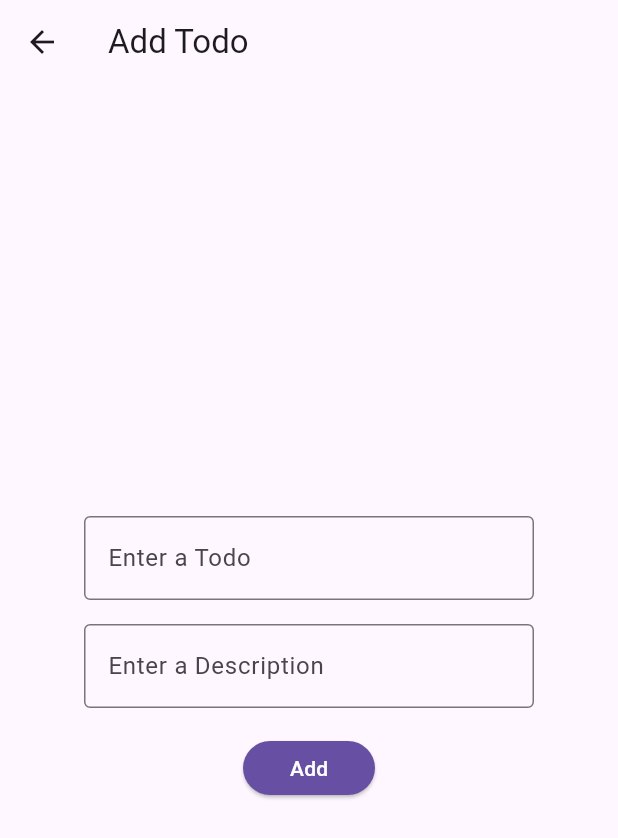
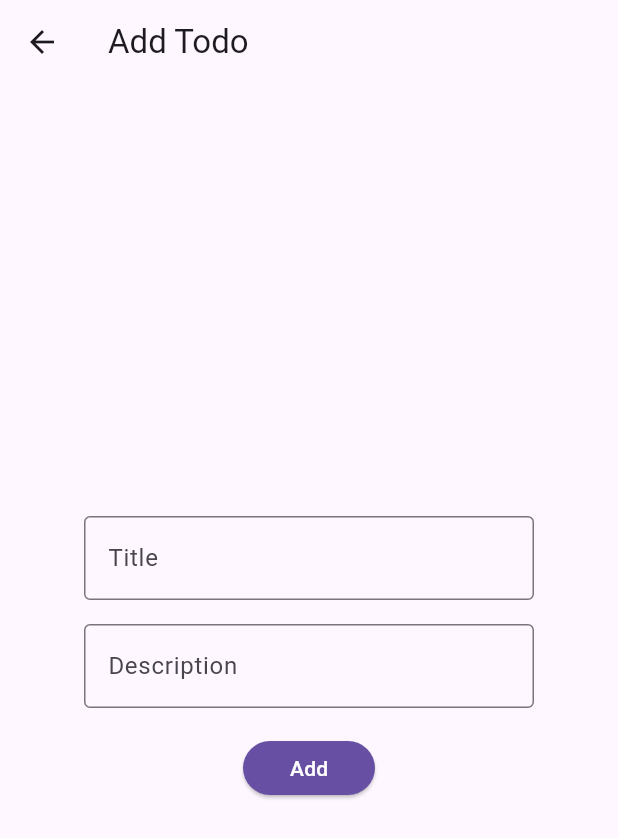
Before and after one commit to ASHUdev05/ToDo, a Flutter app: the screen it shows after launch, after a tap on the "add" icon, on a phone screen of 412 x 824 dp. Shown: the top 838 px of the screen. Run offline on Flutter 3.47's test engine with Material 3 defaults, Android fonts, the light colour scheme and no system bars; our stand-ins replace sqflite; accounts and stored records are empty.

Commit message:
Now supports mark as completed (:

```diff
--- a/lib/model/todo.dart
+++ b/lib/model/todo.dart
@@ -2,11 +2,13 @@ class Todo {
   final String id;
   final String title;
   final String description;
+  late bool isCompleted;
 
-  const Todo({
+  Todo({
     required this.id,
     required this.title,
     required this.description,
+    required this.isCompleted,
   });
 
   Map<String, Object?> toMap() {
@@ -14,6 +16,7 @@ class Todo {
       'id': id,
       'title': title,
       'description': description,
+      'isCompleted': isCompleted ? 1 : 0,
     };
   }
 
@@ -21,6 +24,6 @@ class Todo {
   // each dog when using the print statement.
   @override
   String toString() {
-    return 'Todo{id: $id, title: $title, description: $description}';
+    return 'Todo{id: $id, title: $title, description: $description, isCompleted: $isCompleted}';
   }
 }
--- a/lib/model/todo_db.dart
+++ b/lib/model/todo_db.dart
@@ -19,10 +19,15 @@ class TodoDatabase {
       join(getDatabasesPath().toString(), 'todo_database.db'),
       onCreate: (db, version) {
         return db.execute(
-          'CREATE TABLE todos(id TEXT PRIMARY KEY, title TEXT, description TEXT)',
+          'CREATE TABLE todos(id TEXT PRIMARY KEY, title TEXT, description TEXT, isCompleted INTEGER)',
         );
       },
-      version: 1,
+      onUpgrade: (db, oldVersion, newVersion) {
+        if (oldVersion < 2) {
+          db.execute('ALTER TABLE todos ADD COLUMN isCompleted INTEGER DEFAULT 0');
+        }
+      },
+      version: 2,
     );
   }
 
@@ -37,15 +42,15 @@ class TodoDatabase {
 
   Future<List<Todo>> getTodos() async {
     final db = await database;
-    final List<Map<String, Object?>> todoMaps = await db.query('todos');
-    return [
-      for (final {
-      'id': id as String,
-      'title': title as String,
-      'description': description as String,
-      } in todoMaps)
-        Todo(id: id, title: title, description: description),
-    ];
+    final List<Map<String, dynamic>> todoMaps = await db.query('todos');
+    return List.generate(todoMaps.length, (i) {
+      return Todo(
+        id: todoMaps[i]['id'],
+        title: todoMaps[i]['title'],
+        description: todoMaps[i]['description'],
+        isCompleted: todoMaps[i]['isCompleted'] == 1,
+      );
+    });
   }
 
   Future<void> updateTodo(Todo todo) async {
@@ -66,4 +71,21 @@ class TodoDatabase {
       whereArgs: [id],
     );
   }
+
+  Future<void> completeTodo(String id) async {
+    final db = await database;
+    final todo = await db.query(
+      'todos',
+      where: 'id = ?',
+      whereArgs: [id],
+    );
+    await db.update(
+      'todos',
+      {
+        'isCompleted': todo[0]['isCompleted'] == 1 ? 0 : 1,
+      },
+      where: 'id = ?',
+      whereArgs: [id],
+    );
+  }
 }
--- a/lib/navbarControllers/add_todo_screen.dart
+++ b/lib/navbarControllers/add_todo_screen.dart
@@ -24,6 +24,7 @@ class _AddTodoScreenState extends State<AddTodoScreen> {
   late String todoId;
   late String todoTitle;
   late String todoDesc;
+  late bool todoIsCompleted;
 
   @override
   void initState() {
@@ -32,10 +33,12 @@ class _AddTodoScreenState extends State<AddTodoScreen> {
       todoId = widget.todo!.id;
       todoTitle = widget.todo!.title;
       todoDesc = widget.todo!.description;
+      todoIsCompleted = widget.todo!.isCompleted;
     } else {
       todoId = const Uuid().v4();
       todoTitle = '';
       todoDesc = '';
+      todoIsCompleted = false;
     }
   }
 
@@ -53,6 +56,7 @@ class _AddTodoScreenState extends State<AddTodoScreen> {
               decoration: const InputDecoration(
                 border: OutlineInputBorder(),
                 hintText: 'Enter a Todo',
+                labelText: 'Title',
                 constraints: BoxConstraints(
                   maxWidth: 300,
                 ),
@@ -69,6 +73,7 @@ class _AddTodoScreenState extends State<AddTodoScreen> {
               decoration: const InputDecoration(
                 border: OutlineInputBorder(),
                 hintText: 'Enter a Description',
+                labelText: 'Description',
                 constraints: BoxConstraints(
                   maxWidth: 300,
                 ),
@@ -99,6 +104,7 @@ class _AddTodoScreenState extends State<AddTodoScreen> {
                 id: todoId,
                 title: todoTitle,
                 description: todoDesc,
+                isCompleted: todoIsCompleted,
               );
               if (widget.todo != null) {
                 await _todoDatabase.updateTodo(todo);
```
Also changed, not shown: lib/today_screen.dart (+19 -0 lines).
